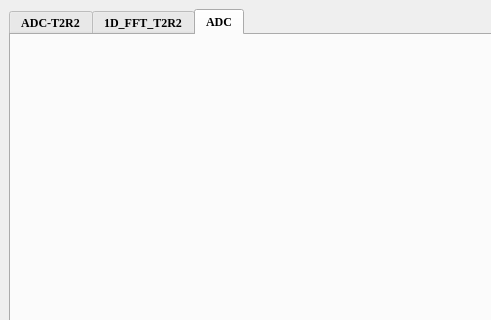
This is Radar_UDP.ui in CruzeOliver/Andar_Radar_UDP as Qt 5 draws it before an edit; both pictures show x 0 to 491 and y 0 to 320 of the 740 by 496 pixel window. The edited form follows.
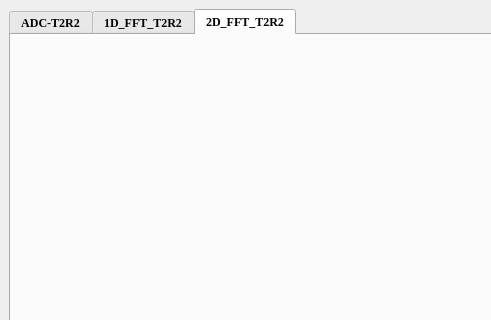
This is the edited form. The open tabs and pages were chosen to show the change.

Diff of the .ui file:
```diff
--- a/Radar_UDP.ui
+++ b/Radar_UDP.ui
@@ -373,7 +373,7 @@
       </widget>
       <widget class="QWidget" name="tab_2">
        <attribute name="title">
-        <string>ADC</string>
+        <string>2D_FFT_T2R2</string>
        </attribute>
        <layout class="QHBoxLayout" name="horizontalLayout_2">
         <item>
```
Left out of the diff: 17 changed lines with no effect on the pictures.
